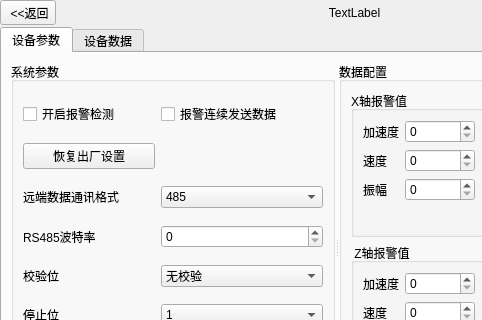
yesyan/GDCS01, file src/devicewidget.ui: the form before one commit; both pictures show x 0 to 482 and y 0 to 320 of the 651 by 539 pixel window.
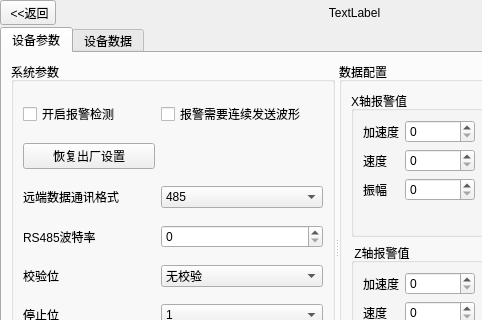
The form after the commit. Custom widgets are drawn as their Qt base class.

```diff
--- a/src/devicewidget.ui
+++ b/src/devicewidget.ui
@@ -80,7 +80,7 @@
            <item row="1" column="2">
             <widget class="QCheckBox" name="checkBox_24">
              <property name="text">
-              <string>报警连续发送数据</string>
+              <string>报警需要连续发送波形</string>
              </property>
             </widget>
            </item>
```
Left out of the diff: 2 changed lines with no effect on the pictures.
